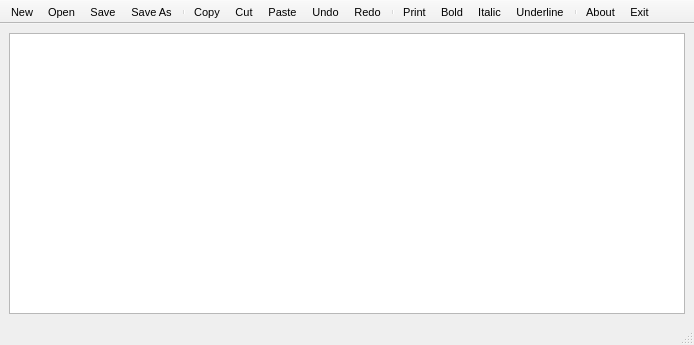
First picture: the form in editor.ui, repository liaviora/Editor-Text, before the edit.
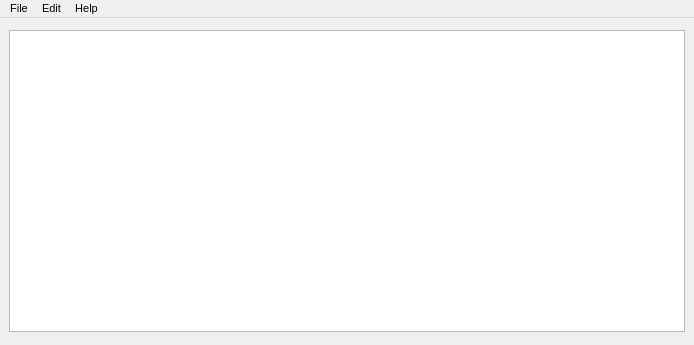
Second picture: the form after the edit. Icons and pictures are not drawn.

Commit message: Remove toolbar to move menu

```diff
--- a/editor.ui
+++ b/editor.ui
@@ -60,59 +60,41 @@
      <height>20</height>
     </rect>
    </property>
-  </widget>
-  <widget class="QStatusBar" name="statusbar"/>
-  <widget class="QToolBar" name="toolbar">
-   <property name="maximumSize">
-    <size>
-     <width>800</width>
-     <height>24</height>
-    </size>
-   </property>
-   <property name="font">
-    <font>
-     <family>Nirmala UI</family>
-     <pointsize>8</pointsize>
-     <bold>false</bold>
-     <strikeout>false</strikeout>
-    </font>
-   </property>
-   <property name="windowTitle">
-    <string>toolBar</string>
-   </property>
-   <property name="movable">
-    <bool>false</bool>
-   </property>
-   <property name="iconSize">
-    <size>
-     <width>35</width>
-     <height>13</height>
-    </size>
-   </property>
-   <attribute name="toolBarArea">
-    <enum>TopToolBarArea</enum>
-   </attribute>
-   <attribute name="toolBarBreak">
-    <bool>false</bool>
-   </attribute>
-   <addaction name="actionnew"/>
-   <addaction name="actionopen"/>
-   <addaction name="actionsave"/>
-   <addaction name="actionsave_as"/>
-   <addaction name="separator"/>
-   <addaction name="actioncopy"/>
-   <addaction name="actioncut"/>
-   <addaction name="actionpaste"/>
-   <addaction name="actionundo"/>
-   <addaction name="actionredo"/>
-   <addaction name="separator"/>
-   <addaction name="actionprint"/>
-   <addaction name="actionbold"/>
-   <addaction name="actionitalic"/>
-   <addaction name="actionunderline"/>
-   <addaction name="separator"/>
-   <addaction name="actionabout"/>
-   <addaction name="actionexit"/>
+   <widget class="QMenu" name="menuEdit">
+    <property name="title">
+     <string>Edit</string>
+    </property>
+    <addaction name="actionundo"/>
+    <addaction name="actionredo"/>
+    <addaction name="actioncut"/>
+    <addaction name="actioncopy"/>
+    <addaction name="actionpaste"/>
+    <addaction name="separator"/>
+    <addaction name="actionbold"/>
+    <addaction name="actionunderline"/>
+    <addaction name="actionitalic"/>
+   </widget>
+   <widget class="QMenu" name="menuHelp">
+    <property name="title">
+     <string>Help</string>
+    </property>
+    <addaction name="actionabout"/>
+   </widget>
+   <widget class="QMenu" name="menuFile">
+    <property name="title">
+     <string>File</string>
+    </property>
+    <addaction name="actionnew"/>
+    <addaction name="actionopen"/>
+    <addaction name="actionsave"/>
+    <addaction name="actionsave_as"/>
+    <addaction name="separator"/>
+    <addaction name="actionprint"/>
+    <addaction name="actionexit"/>
+   </widget>
+   <addaction name="menuFile"/>
+   <addaction name="menuEdit"/>
+   <addaction name="menuHelp"/>
   </widget>
   <action name="actionnew">
    <property name="icon">
```
Left out of the diff: 55 changed lines with no effect on the pictures. The commit also changes 1 other file.
